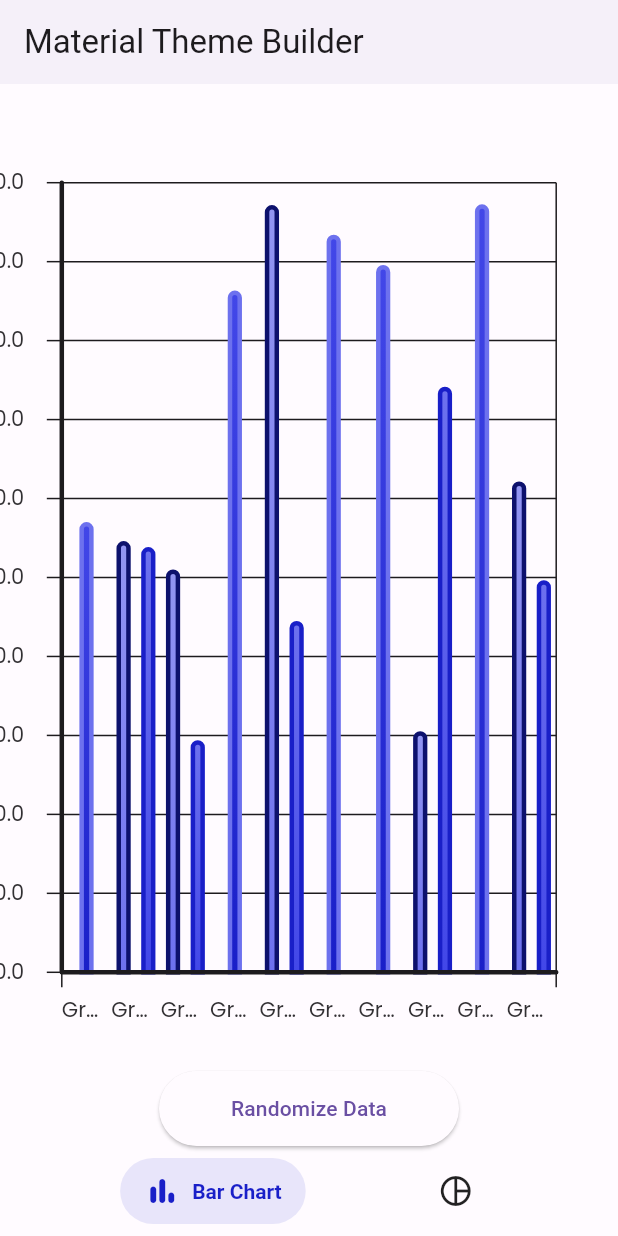
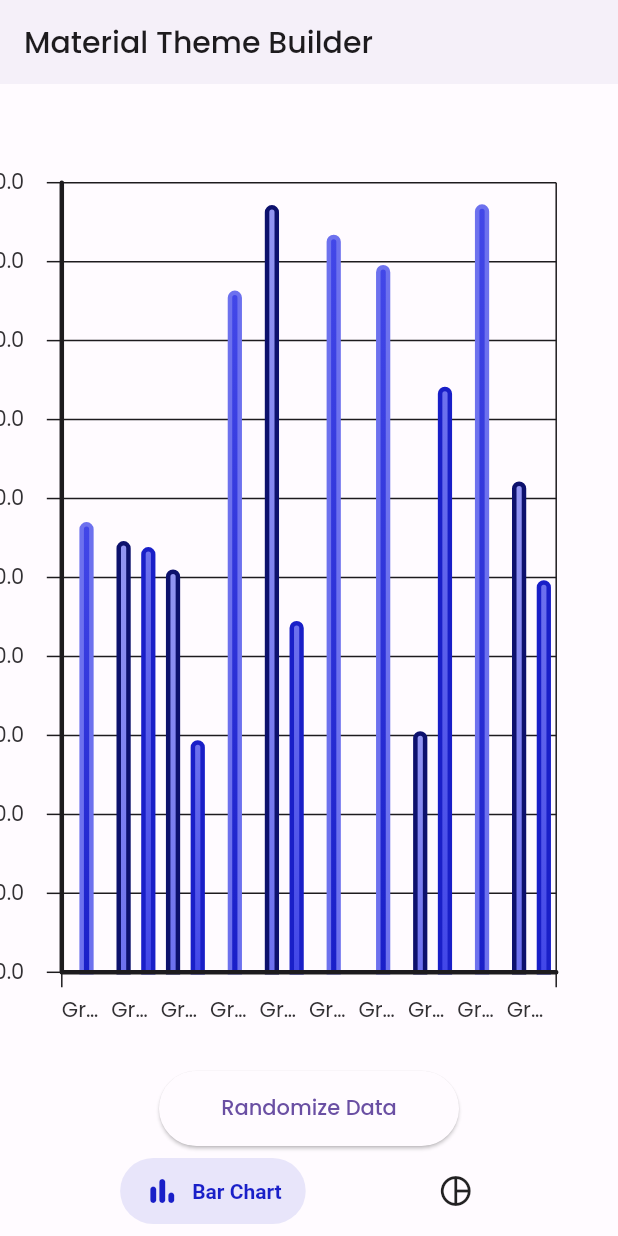
Before and after one commit to wednesday-solutions/chart_it, a Flutter app: the screen it shows after launch, on a phone screen of 412 x 824 dp. Run offline on Flutter 3.47's test engine with Material 2 defaults, Android fonts, the phone set to English and light mode, and no system bars; drawn by our look-alikes of salomon_bottom_bar; our stand-ins replace equatable, google_fonts, responsive_sizer, universal_platform; missing offline and left inert: flutter_displaymode.

Commit message:
Set default textTheme to Poppins

```diff
--- a/example/lib/showcase.dart
+++ b/example/lib/showcase.dart
@@ -2,6 +2,7 @@ import 'package:example/screens/navigation/multi_platform_content.dart';
 import 'package:example/themes/dark_theme.dart';
 import 'package:example/themes/light_theme.dart';
 import 'package:flutter/material.dart';
+import 'package:google_fonts/google_fonts.dart';
 import 'package:responsive_sizer/responsive_sizer.dart';
 
 class ShowcaseApp extends StatefulWidget {
@@ -22,8 +23,20 @@ class _ShowcaseAppState extends State<ShowcaseApp> {
           title: 'Flutter Charts',
           debugShowCheckedModeBanner: false,
           themeMode: ThemeMode.system,
-          theme: ThemeData(useMaterial3: true, colorScheme: lightTheme),
-          darkTheme: ThemeData(useMaterial3: true, colorScheme: darkTheme),
+          theme: ThemeData(
+            useMaterial3: true,
+            colorScheme: lightTheme,
+            textTheme: GoogleFonts.poppinsTextTheme(
+              Theme.of(context).textTheme,
+            ),
+          ),
+          darkTheme: ThemeData(
+            useMaterial3: true,
+            colorScheme: darkTheme,
+            textTheme: GoogleFonts.poppinsTextTheme(
+              Theme.of(context).textTheme,
+            ),
+          ),
           home: const MultiPlatformContent(),
         );
       },
```
